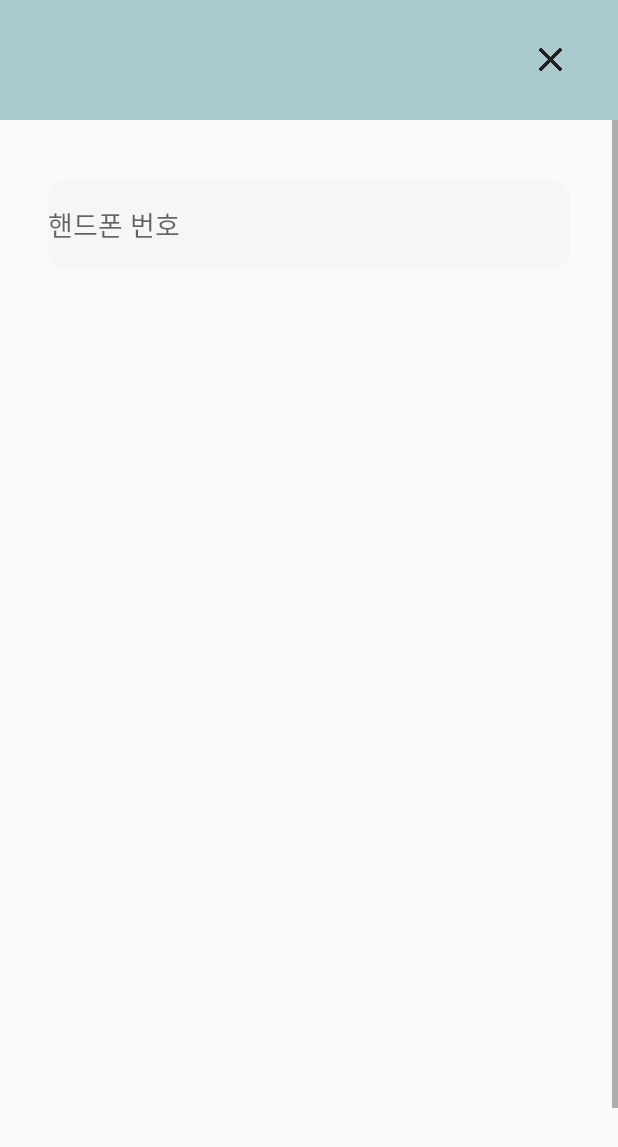
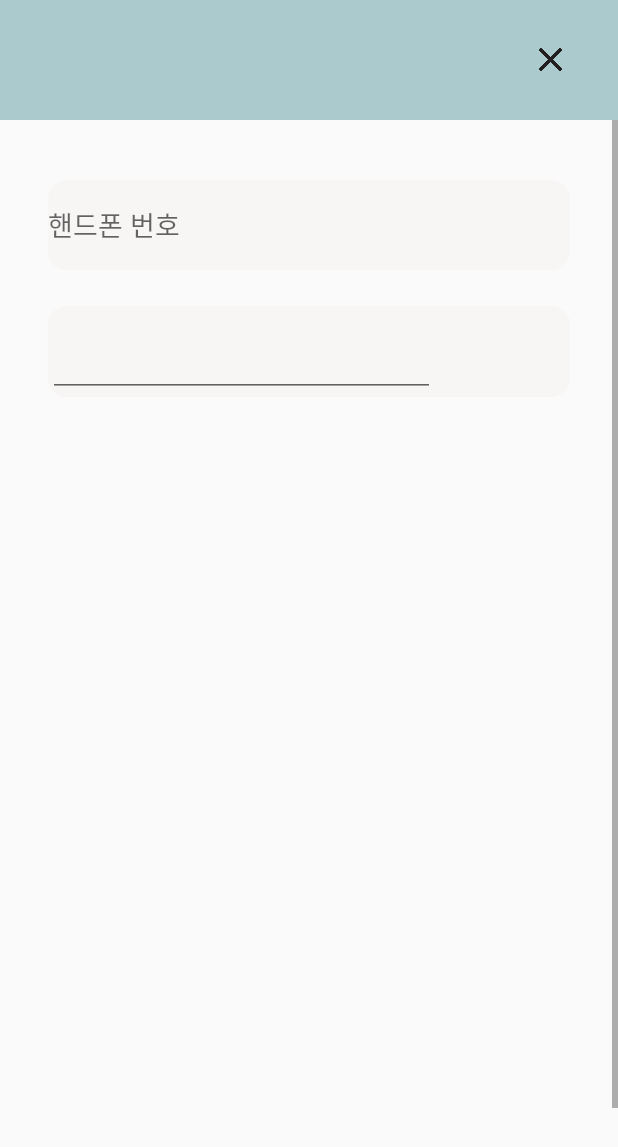
Before and after one commit to Jiho1996/SSUBOOK, an Android app: the layout activity_sign_up.xml on its own in the app's theme, with its tools: preview values and no code run, on a phone screen of 412 x 824 dp. Shown: the top 1147 px of the screen. Run offline under Robolectric (Android 15) with nearby library versions, the light colour scheme and no system bars.

Commit message:
activity_sign_up.xml(ny)

```diff
--- a/app/src/main/res/layout/activity_sign_up.xml
+++ b/app/src/main/res/layout/activity_sign_up.xml
@@ -42,6 +42,7 @@
             android:orientation="vertical">
 
             <EditText
+                android:id="@+id/phone_num"
                 android:layout_width="match_parent"
                 android:layout_height="60dp"
                 android:layout_marginLeft="32dp"
@@ -51,6 +52,33 @@
                 android:fontFamily="@font/paybooc_medium"
                 android:hint="@string/phone_num"
                 app:layout_constraintTop_toBottomOf="@id/top_bar"></EditText>
+
+            <LinearLayout
+                android:layout_width="match_parent"
+                android:layout_height="60dp"
+                android:layout_marginTop="24dp"
+                android:layout_marginLeft="32dp"
+                android:layout_marginRight="32dp"
+                android:orientation="horizontal"
+                android:layout_weight="1"
+                android:background="@drawable/sign_up_text_input"
+                >
+
+                <EditText
+                    android:layout_width="match_parent"
+                    android:layout_height="match_parent"
+                    android:layout_marginRight="90dp">
+
+                </EditText>
+
+                <TextView
+                    android:id="@+id/textView7"
+                    android:layout_width="40dp"
+                    android:layout_height="match_parent"
+                    android:layout_weight="1"
+                    android:text="TextView" />
+            </LinearLayout>
+
         </LinearLayout>
     </ScrollView>
 
--- a/app/src/main/res/values/strings.xml
+++ b/app/src/main/res/values/strings.xml
@@ -7,4 +7,5 @@
     <string name="password">Password</string>
     <string name="ko_password">비밀 번호</string>
     <string name="phone_num">핸드폰 번호</string>
+    <string name="verify_num">인증 번호</string>
 </resources>
```
